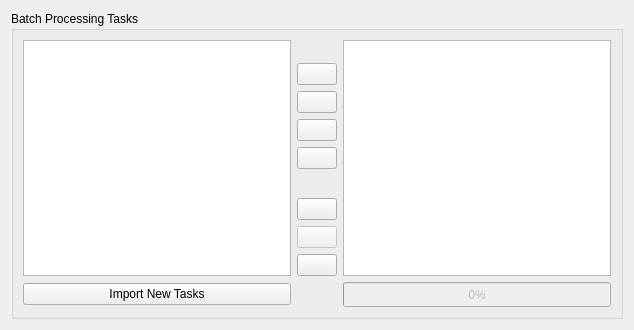
This is view/automationwidget.ui in Joensw/RCAIT as Qt 5 draws it before an edit. The edited form follows.
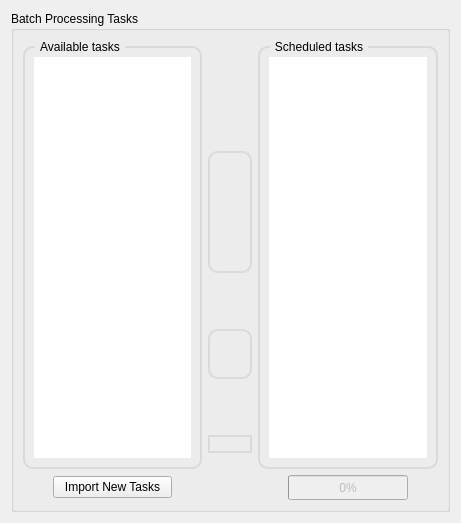
This is the edited form. Icons and pictures are not drawn.

```diff
--- a/view/automationwidget.ui
+++ b/view/automationwidget.ui
@@ -6,8 +6,8 @@
    <rect>
     <x>0</x>
     <y>0</y>
-    <width>634</width>
-    <height>330</height>
+       <width>461</width>
+       <height>523</height>
    </rect>
   </property>
   <property name="windowTitle">
@@ -20,8 +20,72 @@
       <string>Batch Processing Tasks</string>
      </property>
      <layout class="QGridLayout" name="gridLayout_16">
-      <item row="2" column="1">
+            <item row="0" column="5" rowspan="2">
+                <widget class="QGroupBox" name="groupBox_5">
+                    <property name="styleSheet">
+                        <string notr="true">QGroupBox {
+                            border: 2px solid rgb(218,218,218);
+                            border-radius: 10px;
+                            margin-top: 6px;
+                            }
+                            QGroupBox::title {
+                            subcontrol-origin: margin;
+                            left: 12px;
+                            padding: 0px 3px 0px 3px;
+
+                            }
+                        </string>
+                    </property>
+                    <property name="title">
+                        <string>Scheduled tasks</string>
+                    </property>
+                    <layout class="QGridLayout" name="gridLayout_2">
+                        <item row="0" column="0">
+                            <widget class="QListWidget" name="queuedTasks">
+                                <property name="styleSheet">
+                                    <string notr="true">selection-color: rgb(0, 0, 0);
+                                        selection-background-color: rgb(255, 255, 255);
+                                        background-color: none;
+                                        border: 2px rgb(0, 0, 0);
+                                    </string>
+                                </property>
+                                <property name="selectionMode">
+                                    <enum>QAbstractItemView::MultiSelection</enum>
+                                </property>
+                            </widget>
+                        </item>
+                    </layout>
+                </widget>
+            </item>
+            <item row="2" column="3">
+                <layout class="QHBoxLayout" name="horizontalLayout_3">
+                    <property name="spacing">
+                        <number>0</number>
+                    </property>
+                    <item>
+                        <spacer name="horizontalSpacer">
+                            <property name="orientation">
+                                <enum>Qt::Horizontal</enum>
+                            </property>
+                            <property name="sizeType">
+                                <enum>QSizePolicy::Minimum</enum>
+                            </property>
+                            <property name="sizeHint" stdset="0">
+                                <size>
+                                    <width>30</width>
+                                    <height>20</height>
+                                </size>
+                            </property>
+                        </spacer>
+                    </item>
+                    <item>
        <widget class="QPushButton" name="importTasksButton">
+                            <property name="sizePolicy">
+                                <sizepolicy hsizetype="Expanding" vsizetype="Fixed">
+                                    <horstretch>0</horstretch>
+                                    <verstretch>0</verstretch>
+                                </sizepolicy>
+                            </property>
         <property name="text">
          <string>Import New Tasks</string>
         </property>
@@ -31,27 +95,31 @@
         </property>
         <property name="iconSize">
          <size>
-          <width>20</width>
+                                    <width>40</width>
           <height>20</height>
          </size>
         </property>
        </widget>
       </item>
-      <item row="1" column="1">
-       <widget class="QListWidget" name="idleTasks">
-        <property name="selectionMode">
-         <enum>QAbstractItemView::MultiSelection</enum>
-        </property>
-       </widget>
-      </item>
-      <item row="1" column="4">
-       <widget class="QListWidget" name="queuedTasks">
-        <property name="selectionMode">
-         <enum>QAbstractItemView::MultiSelection</enum>
-        </property>
-       </widget>
-      </item>
-      <item row="1" column="2">
+                    <item>
+                        <spacer name="horizontalSpacer_2">
+                            <property name="orientation">
+                                <enum>Qt::Horizontal</enum>
+                            </property>
+                            <property name="sizeType">
+                                <enum>QSizePolicy::Minimum</enum>
+                            </property>
+                            <property name="sizeHint" stdset="0">
+                                <size>
+                                    <width>30</width>
+                                    <height>20</height>
+                                </size>
+                            </property>
+                        </spacer>
+                    </item>
+                </layout>
+            </item>
+            <item row="0" column="4">
        <layout class="QVBoxLayout" name="verticalLayout_3">
         <item>
          <spacer name="verticalSpacer_2">
@@ -61,22 +129,64 @@
           <property name="sizeHint" stdset="0">
            <size>
             <width>20</width>
-            <height>40</height>
+                                    <height>50</height>
            </size>
           </property>
          </spacer>
         </item>
+                    <item>
+                        <widget class="QGroupBox" name="groupBox_2">
+                            <property name="styleSheet">
+                                <string notr="true">QGroupBox {
+                                    border: 2px solid rgb(218,218,218);
+                                    border-radius: 10px;
+                                    }
+                                </string>
+                            </property>
+                            <property name="title">
+                                <string/>
+                            </property>
+                            <layout class="QVBoxLayout" name="verticalLayout_4">
+                                <property name="spacing">
+                                    <number>6</number>
+                                </property>
+                                <property name="leftMargin">
+                                    <number>0</number>
+                                </property>
+                                <property name="topMargin">
+                                    <number>6</number>
+                                </property>
+                                <property name="rightMargin">
+                                    <number>0</number>
+                                </property>
+                                <property name="bottomMargin">
+                                    <number>6</number>
+                                </property>
         <item>
          <widget class="QPushButton" name="queueAllButton">
+                                        <property name="sizePolicy">
+                                            <sizepolicy hsizetype="Minimum" vsizetype="Minimum">
+                                                <horstretch>0</horstretch>
+                                                <verstretch>0</verstretch>
+                                            </sizepolicy>
+                                        </property>
           <property name="text">
            <string/>
           </property>
           <property name="icon">
-           <iconset resource="UI_Icons.qrc">
-            <normaloff>:/UISymbols/UI_Move_Right.svg</normaloff>:/UISymbols/UI_Move_Right.svg</iconset>
+                                            <iconset resource="../Resources/UI_Icons.qrc">
+                                                <normaloff>:/UISymbols/UI_Move_Right.svg</normaloff>
+                                                :/UISymbols/UI_Move_Right.svg
+                                            </iconset>
+                                        </property>
+                                        <property name="iconSize">
+                                            <size>
+                                                <width>22</width>
+                                                <height>22</height>
+                                            </size>
           </property>
           <property name="flat">
-           <bool>false</bool>
+                                            <bool>true</bool>
           </property>
          </widget>
         </item>
@@ -86,11 +196,19 @@
            <string/>
           </property>
           <property name="icon">
-           <iconset resource="UI_Icons.qrc">
-            <normaloff>:/UISymbols/UI_Move_All_Right.svg</normaloff>:/UISymbols/UI_Move_All_Right.svg</iconset>
+                                            <iconset resource="../Resources/UI_Icons.qrc">
+                                                <normaloff>:/UISymbols/UI_Move_All_Right.svg</normaloff>
+                                                :/UISymbols/UI_Move_All_Right.svg
+                                            </iconset>
+                                        </property>
+                                        <property name="iconSize">
+                                            <size>
+                                                <width>22</width>
+                                                <height>22</height>
+                                            </size>
           </property>
           <property name="flat">
-           <bool>false</bool>
+                                            <bool>true</bool>
           </property>
          </widget>
         </item>
@@ -100,11 +218,19 @@
            <string/>
           </property>
           <property name="icon">
-           <iconset resource="UI_Icons.qrc">
-            <normaloff>:/UISymbols/UI_Move_Left.svg</normaloff>:/UISymbols/UI_Move_Left.svg</iconset>
+                                            <iconset resource="../Resources/UI_Icons.qrc">
+                                                <normaloff>:/UISymbols/UI_Move_Left.svg</normaloff>
+                                                :/UISymbols/UI_Move_Left.svg
+                                            </iconset>
+                                        </property>
+                                        <property name="iconSize">
+                                            <size>
+                                                <width>22</width>
+                                                <height>22</height>
+                                            </size>
           </property>
           <property name="flat">
-           <bool>false</bool>
+                                            <bool>true</bool>
           </property>
          </widget>
         </item>
@@ -114,8 +240,16 @@
            <string/>
           </property>
           <property name="icon">
-           <iconset resource="UI_Icons.qrc">
-            <normaloff>:/UISymbols/UI_Move_All_Left.svg</normaloff>:/UISymbols/UI_Move_All_Left.svg</iconset>
+                                            <iconset resource="../Resources/UI_Icons.qrc">
+                                                <normaloff>:/UISymbols/UI_Move_All_Left.svg</normaloff>
+                                                :/UISymbols/UI_Move_All_Left.svg
+                                            </iconset>
+                                        </property>
+                                        <property name="iconSize">
+                                            <size>
+                                                <width>22</width>
+                                                <height>22</height>
+                                            </size>
           </property>
           <property name="autoDefault">
            <bool>false</bool>
@@ -124,8 +258,11 @@
            <bool>false</bool>
           </property>
           <property name="flat">
-           <bool>false</bool>
-          </property>
+                                            <bool>true</bool>
+                                        </property>
+                                    </widget>
+                                </item>
+                            </layout>
          </widget>
         </item>
         <item>
@@ -133,14 +270,63 @@
           <property name="orientation">
            <enum>Qt::Vertical</enum>
           </property>
+                <property name="sizeType">
+                    <enum>QSizePolicy::Maximum</enum>
+                </property>
           <property name="sizeHint" stdset="0">
            <size>
             <width>20</width>
-            <height>40</height>
+                        <height>50</height>
            </size>
           </property>
          </spacer>
         </item>
+                    <item>
+                        <widget class="QGroupBox" name="groupBox">
+                            <property name="sizePolicy">
+                                <sizepolicy hsizetype="Minimum" vsizetype="Minimum">
+                                    <horstretch>0</horstretch>
+                                    <verstretch>0</verstretch>
+                                </sizepolicy>
+                            </property>
+                            <property name="minimumSize">
+                                <size>
+                                    <width>0</width>
+                                    <height>0</height>
+                                </size>
+                            </property>
+                            <property name="styleSheet">
+                                <string notr="true">QGroupBox {
+                                    border: 2px solid rgb(218,218,218);
+                                    border-radius: 10px;
+                                    }
+                                </string>
+                            </property>
+                            <property name="title">
+                                <string/>
+                            </property>
+                            <property name="flat">
+                                <bool>true</bool>
+                            </property>
+                            <property name="checkable">
+                                <bool>false</bool>
+                            </property>
+                            <layout class="QVBoxLayout" name="verticalLayout_2">
+                                <property name="spacing">
+                                    <number>2</number>
+                                </property>
+                                <property name="leftMargin">
+                                    <number>0</number>
+                                </property>
+                                <property name="topMargin">
+                                    <number>0</number>
+                                </property>
+                                <property name="rightMargin">
+                                    <number>0</number>
+                                </property>
+                                <property name="bottomMargin">
+                                    <number>0</number>
+                                </property>
         <item>
          <widget class="QPushButton" name="startButton">
           <property name="layoutDirection">
@@ -159,6 +345,9 @@
             <height>25</height>
            </size>
           </property>
+                                        <property name="flat">
+                                            <bool>true</bool>
+                                        </property>
          </widget>
         </item>
         <item>
@@ -182,13 +371,56 @@
             <height>25</height>
            </size>
           </property>
-         </widget>
+                                        <property name="flat">
+                                            <bool>true</bool>
+                                        </property>
+                                    </widget>
+                                </item>
+                            </layout>
+                        </widget>
+                    </item>
+                    <item>
+                        <spacer name="verticalSpacer_3">
+                            <property name="orientation">
+                                <enum>Qt::Vertical</enum>
+                            </property>
+                            <property name="sizeType">
+                                <enum>QSizePolicy::Ignored</enum>
+                            </property>
+                            <property name="sizeHint" stdset="0">
+                                <size>
+                                    <width>20</width>
+                                    <height>40</height>
+                                </size>
+                            </property>
+                        </spacer>
+                    </item>
+                    <item>
+                        <spacer name="verticalSpacer_5">
+                            <property name="orientation">
+                                <enum>Qt::Vertical</enum>
+                            </property>
+                            <property name="sizeType">
+                                <enum>QSizePolicy::Ignored</enum>
+                            </property>
+                            <property name="sizeHint" stdset="0">
+                                <size>
+                                    <width>20</width>
+                                    <height>10</height>
+                                </size>
+                            </property>
+                        </spacer>
         </item>
         <item>
          <widget class="QPushButton" name="removeButton">
           <property name="layoutDirection">
            <enum>Qt::RightToLeft</enum>
           </property>
+                            <property name="styleSheet">
+                                <string notr="true">border: 2px solid rgb(218,218,218);
+                                    border-radius: 10px;
+                                </string>
+                            </property>
           <property name="text">
            <string/>
           </property>
@@ -199,14 +431,88 @@
           <property name="iconSize">
            <size>
             <width>25</width>
-            <height>25</height>
-           </size>
-          </property>
+                                    <height>32</height>
+                                </size>
+                            </property>
+                            <property name="flat">
+                                <bool>false</bool>
+                            </property>
          </widget>
         </item>
        </layout>
       </item>
-      <item row="2" column="4">
+            <item row="1" column="4">
+                <spacer name="verticalSpacer_4">
+                    <property name="orientation">
+                        <enum>Qt::Vertical</enum>
+                    </property>
+                    <property name="sizeType">
+                        <enum>QSizePolicy::Minimum</enum>
+                    </property>
+                    <property name="sizeHint" stdset="0">
+                        <size>
+                            <width>20</width>
+                            <height>10</height>
+                        </size>
+                    </property>
+                </spacer>
+            </item>
+            <item row="0" column="3" rowspan="2">
+                <widget class="QGroupBox" name="groupBox_4">
+                    <property name="styleSheet">
+                        <string notr="true">QGroupBox {
+                            border: 2px solid rgb(218,218,218);
+                            border-radius: 10px;
+                            margin-top: 6px;
+                            }
+                            QGroupBox::title {
+                            subcontrol-origin: margin;
+                            left: 12px;
+                            padding: 0px 3px 0px 3px;
+
+                            }
+                        </string>
+                    </property>
+                    <property name="title">
+                        <string>Available tasks</string>
+                    </property>
+                    <layout class="QGridLayout" name="gridLayout">
+                        <item row="1" column="0">
+                            <widget class="QListWidget" name="idleTasks">
+                                <property name="styleSheet">
+                                    <string notr="true">selection-color: rgb(0, 0, 0);
+                                        selection-background-color: rgb(255, 255, 255);
+                                        background-color: none;
+                                        border: 2px rgb(0, 0, 0);
+                                    </string>
+                                </property>
+                                <property name="selectionMode">
+                                    <enum>QAbstractItemView::MultiSelection</enum>
+                                </property>
+                            </widget>
+                        </item>
+                    </layout>
+                </widget>
+            </item>
+            <item row="2" column="5">
+                <layout class="QHBoxLayout" name="horizontalLayout_2">
+                    <item>
+                        <spacer name="horizontalSpacer_3">
+                            <property name="orientation">
+                                <enum>Qt::Horizontal</enum>
+                            </property>
+                            <property name="sizeType">
+                                <enum>QSizePolicy::Minimum</enum>
+                            </property>
+                            <property name="sizeHint" stdset="0">
+                                <size>
+                                    <width>30</width>
+                                    <height>20</height>
+                                </size>
+                            </property>
+                        </spacer>
+                    </item>
+                    <item>
        <widget class="QProgressBar" name="progressBar">
         <property name="enabled">
          <bool>false</bool>
@@ -220,7 +526,28 @@
         <property name="value">
          <number>0</number>
         </property>
-       </widget>
+                            <property name="alignment">
+                                <set>Qt::AlignCenter</set>
+                            </property>
+                        </widget>
+                    </item>
+                    <item>
+                        <spacer name="horizontalSpacer_4">
+                            <property name="orientation">
+                                <enum>Qt::Horizontal</enum>
+                            </property>
+                            <property name="sizeType">
+                                <enum>QSizePolicy::Minimum</enum>
+                            </property>
+                            <property name="sizeHint" stdset="0">
+                                <size>
+                                    <width>30</width>
+                                    <height>20</height>
+                                </size>
+                            </property>
+                        </spacer>
+                    </item>
+                </layout>
       </item>
      </layout>
     </widget>
```
Left out of the diff: 26 changed lines with no effect on the pictures. Lines whose indentation alone changed are shown as unchanged.
